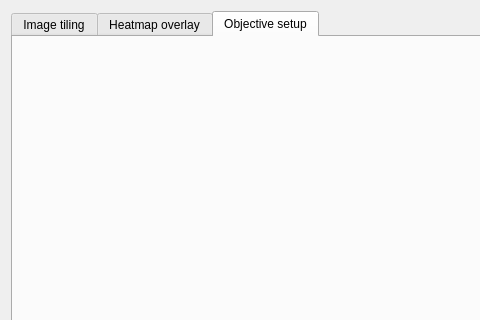
The-Thomas-Lab-UCL/orm-iris, file iris/resources/hilvl_brightfield.ui: the form before one commit; both pictures show x 0 to 480 and y 0 to 320 of the 699 by 561 pixel window.
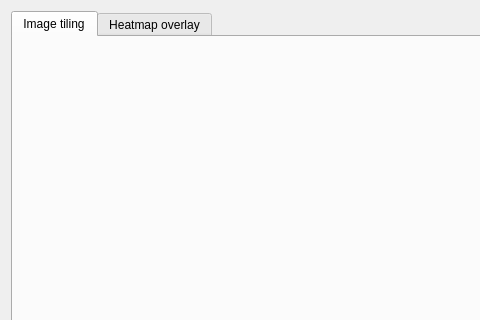
The form after the commit. The open tabs and pages were chosen to show the change.

Patch:
```diff
--- a/iris/resources/hilvl_brightfield.ui
+++ b/iris/resources/hilvl_brightfield.ui
@@ -41,16 +41,6 @@
          </item>
         </layout>
        </widget>
-       <widget class="QWidget" name="tab_objectiveSetup">
-        <attribute name="title">
-         <string>Objective setup</string>
-        </attribute>
-        <layout class="QVBoxLayout" name="verticalLayout_7">
-         <item>
-          <layout class="QVBoxLayout" name="lyt_holder_objSetup"/>
-         </item>
-        </layout>
-       </widget>
       </widget>
      </item>
     </layout>
```
